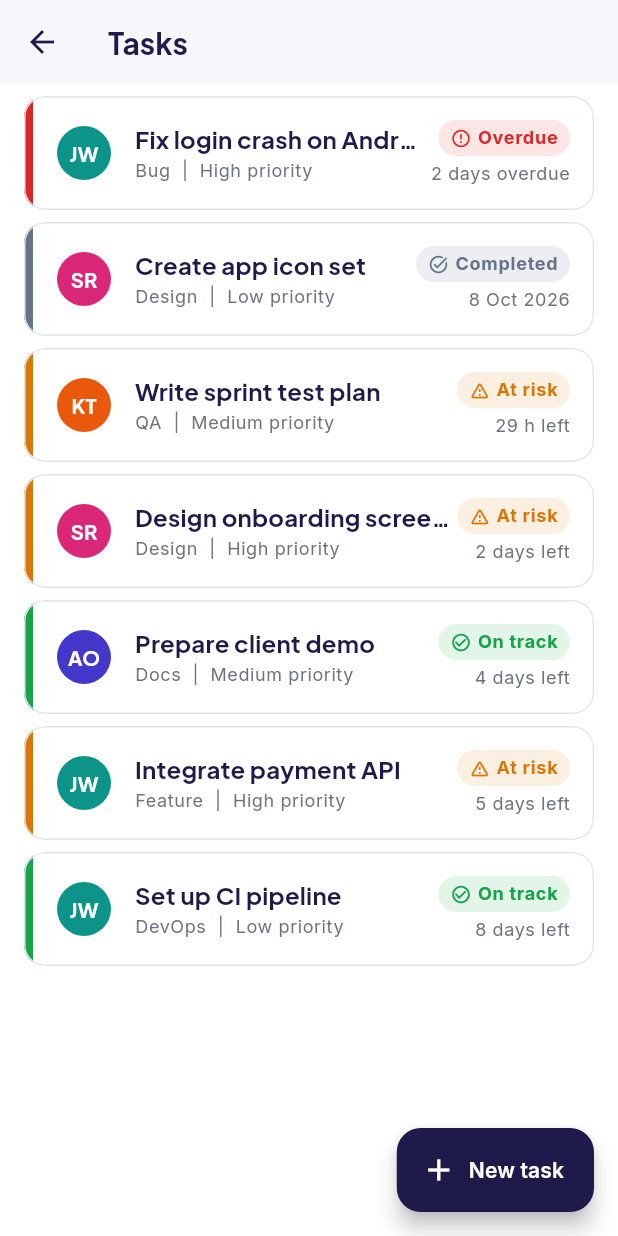
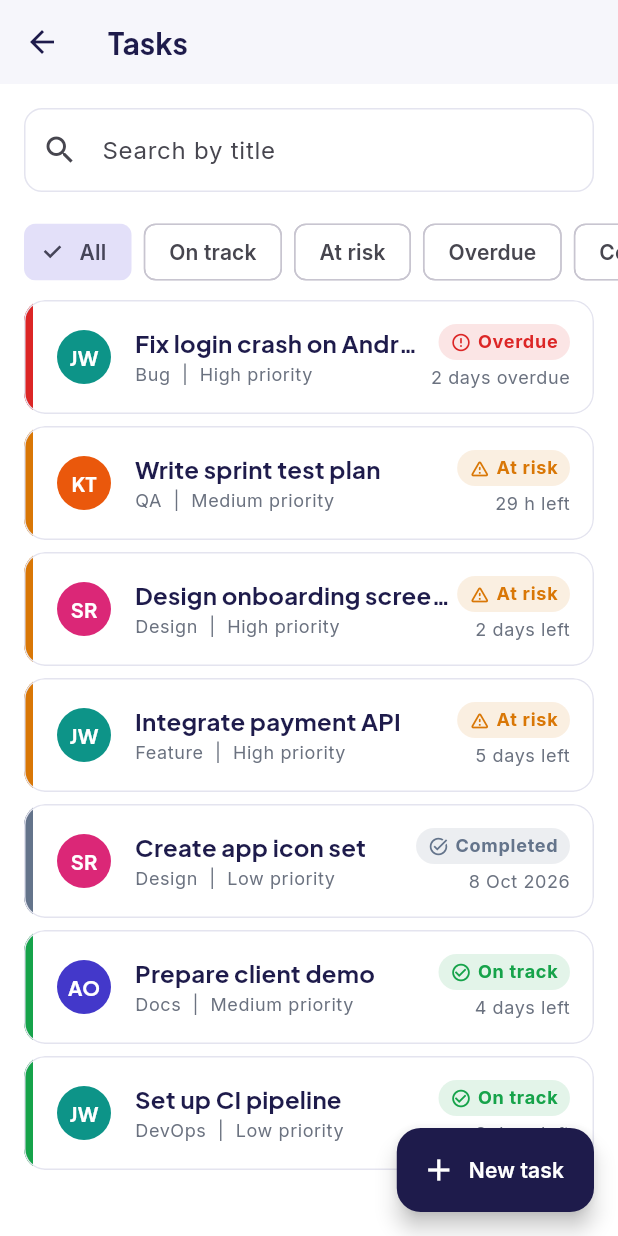
Before and after one commit to ToluwaniOladeji/Group21_Formative_Assignment1, a Flutter app: the TaskListScreen screen opened directly, on a phone screen of 412 x 824 dp. Run offline on Flutter 3.47's test engine with Material 3 defaults, Android fonts, the phone set to English and light mode, and no system bars; our stand-ins replace google_fonts, shared_preferences, sqflite; accounts and stored records are empty.

Commit message:
add task_list_screen

```diff
--- a/lib/screens/task_list_screen.dart
+++ b/lib/screens/task_list_screen.dart
@@ -1,15 +1,14 @@
 import 'package:flutter/material.dart';
+import '../models/sla_status.dart';
 import '../models/task.dart';
 import '../models/team_member.dart';
 import '../services/database_service.dart';
+import '../services/sla_service.dart';
 import '../utils/theme.dart';
 import '../widgets/task_card.dart';
 import 'task_details_screen.dart';
 import 'task_form_screen.dart';
 
-/// OWNER: Member C. Working baseline: full list + add button + open details.
-/// TODO(C): search bar, SLA filter chips (All/On track/At risk/Overdue/Completed),
-///          "My tasks" toggle, sort by urgency, swipe-to-delete with undo, empty state.
 class TaskListScreen extends StatefulWidget {
   const TaskListScreen({super.key});
 
@@ -20,6 +19,8 @@ class TaskListScreen extends StatefulWidget {
 class _TaskListScreenState extends State<TaskListScreen> {
   List<Task> _tasks = [];
   Map<int, TeamMember> _members = {};
+  String _query = '';
+  SlaStatus? _filter;
 
   @override
   void initState() {
@@ -28,6 +29,7 @@ class _TaskListScreenState extends State<TaskListScreen> {
   }
 
   Future<void> _load() async {
+    try {
       final db = DatabaseService.instance;
       final tasks = await db.getTasks();
       final members = await db.getMembers();
@@ -36,16 +38,76 @@ class _TaskListScreenState extends State<TaskListScreen> {
         _tasks = tasks;
         _members = {for (final m in members) m.id!: m};
       });
+    } catch (_) {
+      if (!mounted) return;
+      _snack('Could not load tasks.');
+    }
   }
 
-  /// Push a screen, then reload: the pattern for "navigate and get fresh data back".
+  void _snack(String msg, {SnackBarAction? action}) {
+    ScaffoldMessenger.of(context)
+      ..clearSnackBars()
+      ..showSnackBar(SnackBar(content: Text(msg), action: action));
+  }
+
   Future<void> _open(Widget screen) async {
     await Navigator.push(context, MaterialPageRoute(builder: (_) => screen));
     _load();
   }
 
+  List<Task> get _shown {
+    final q = _query.trim().toLowerCase();
+    final list = _tasks.where((t) {
+      final okSearch = t.title.toLowerCase().contains(q);
+      final okFilter = _filter == null || SlaService.statusOf(t) == _filter;
+      return okSearch && okFilter;
+    }).toList();
+    list.sort((a, b) => SlaService.urgencyScore(b).compareTo(SlaService.urgencyScore(a)));
+    return list;
+  }
+
+  Future<bool> _confirmDelete(Task t) async {
+    final ok = await showDialog<bool>(
+      context: context,
+      builder: (ctx) => AlertDialog(
+        title: const Text('Delete task?'),
+        content: Text('"${t.title}" will be removed.'),
+        actions: [
+          TextButton(onPressed: () => Navigator.pop(ctx, false), child: const Text('Keep task')),
+          TextButton(
+            onPressed: () => Navigator.pop(ctx, true),
+            child: const Text('Delete task', style: TextStyle(color: AppColors.overdue)),
+          ),
+        ],
+      ),
+    );
+    return ok ?? false;
+  }
+
+  Future<void> _delete(Task t) async {
+    setState(() => _tasks.remove(t));
+    try {
+      await DatabaseService.instance.deleteTask(t.id!);
+    } catch (_) {
+      if (!mounted) return;
+      _snack('Could not delete the task.');
+      _load();
+      return;
+    }
+    if (!mounted) return;
+    _snack('Deleted "${t.title}"',
+        action: SnackBarAction(
+          label: 'Undo',
+          onPressed: () async {
+            await DatabaseService.instance.insertTask(t);
+            _load();
+          },
+        ));
+  }
+
   @override
   Widget build(BuildContext context) {
+    final shown = _shown;
     return Scaffold(
       backgroundColor: Colors.transparent,
       appBar: AppBar(title: const Text('Tasks')),
@@ -54,15 +116,70 @@ class _TaskListScreenState extends State<TaskListScreen> {
         icon: const Icon(Icons.add),
         label: const Text('New task'),
       ),
-      body: ListView.separated(
+      body: Column(children: [
+        Padding(
+          padding: const EdgeInsets.all(AppSpacing.md),
+          child: TextField(
+            decoration: const InputDecoration(hintText: 'Search by title', prefixIcon: Icon(Icons.search)),
+            onChanged: (v) => setState(() => _query = v),
+          ),
+        ),
+        SizedBox(
+          height: 48,
+          child: ListView(
+            scrollDirection: Axis.horizontal,
+            padding: const EdgeInsets.symmetric(horizontal: AppSpacing.md),
+            children: [
+              for (final s in <SlaStatus?>[null, ...SlaStatus.values])
+                Padding(
+                  padding: const EdgeInsets.only(right: AppSpacing.sm),
+                  child: ChoiceChip(
+                    label: Text(s?.label ?? 'All'),
+                    selected: _filter == s,
+                    onSelected: (_) => setState(() => _filter = s),
+                  ),
+                ),
+            ],
+          ),
+        ),
+        Expanded(
+          child: shown.isEmpty
+              ? Center(
+                  child: Text(
+                    _tasks.isEmpty ? 'No tasks yet. Add your first task.' : 'No tasks match your search or filter.',
+                    textAlign: TextAlign.center,
+                  ),
+                )
+              : ListView.separated(
                   padding: const EdgeInsets.fromLTRB(AppSpacing.md, AppSpacing.sm, AppSpacing.md, 96),
-        itemCount: _tasks.length,
+                  itemCount: shown.length,
                   separatorBuilder: (_, __) => const SizedBox(height: AppSpacing.sm),
                   itemBuilder: (_, i) {
-          final t = _tasks[i];
-          return TaskCard(task: t, assignee: _members[t.assigneeId], onTap: () => _open(TaskDetailsScreen(task: t)));
+                    final t = shown[i];
+                    return Dismissible(
+                      key: ValueKey(t.id),
+                      direction: DismissDirection.endToStart,
+                      confirmDismiss: (_) => _confirmDelete(t),
+                      onDismissed: (_) => _delete(t),
+                      background: Container(
+                        alignment: Alignment.centerRight,
+                        padding: const EdgeInsets.only(right: AppSpacing.lg),
+                        decoration: BoxDecoration(
+                          color: AppColors.overdue,
+                          borderRadius: BorderRadius.circular(AppRadius.card),
+                        ),
+                        child: const Icon(Icons.delete_outline, color: Colors.white),
+                      ),
+                      child: TaskCard(
+                        task: t,
+                        assignee: _members[t.assigneeId],
+                        onTap: () => _open(TaskDetailsScreen(task: t)),
+                      ),
+                    );
                   },
                 ),
+        ),
+      ]),
     );
   }
 }
```
Lines whose indentation alone changed are shown as unchanged.
